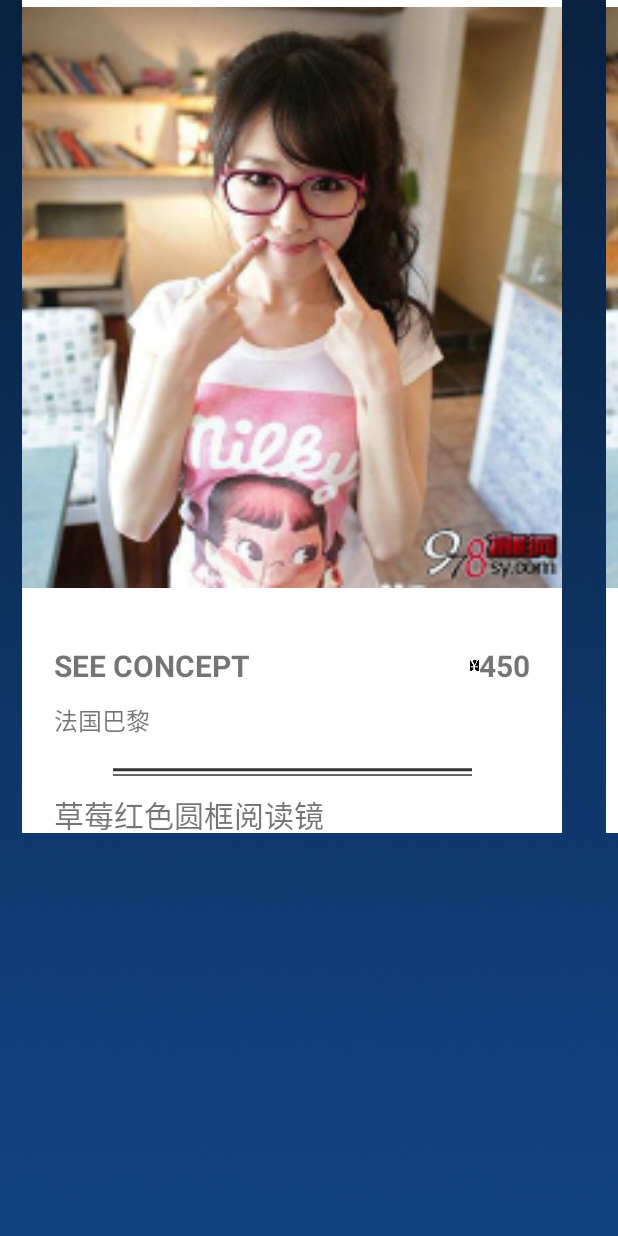
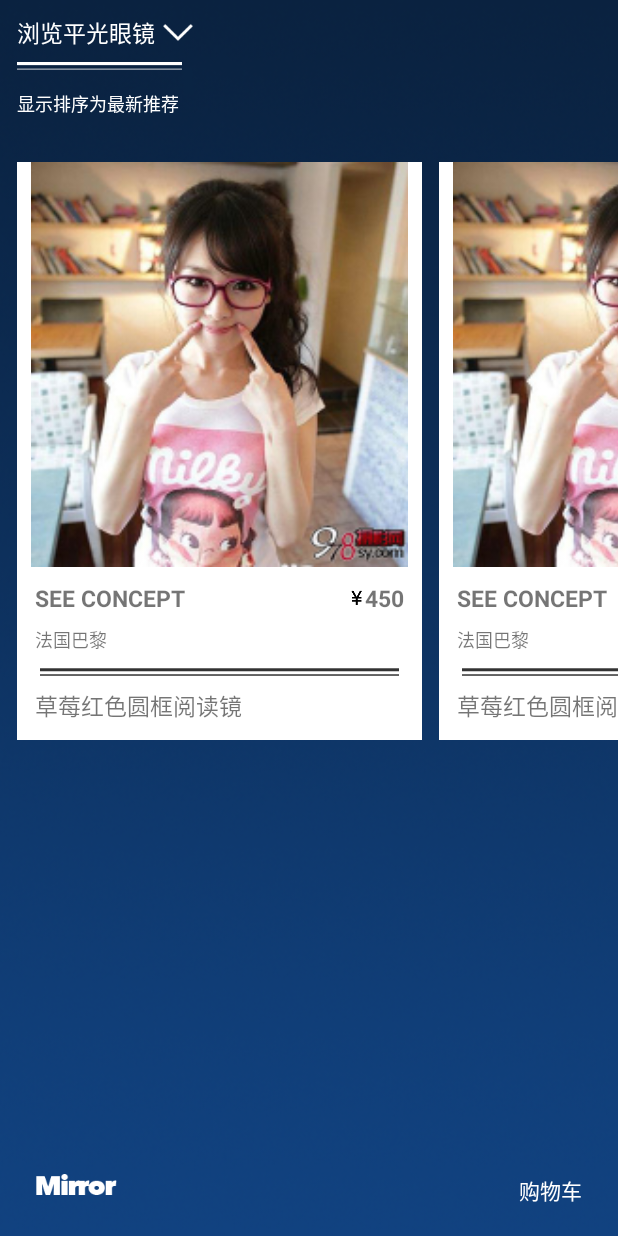
Before and after one commit to SuperNaruto/Mirror, an Android app: the screen it shows after launch (MainActivity), on a phone screen of 412 x 824 dp. Run offline under Robolectric (Android 15) with nearby library versions, the phone set to English and light mode, and no system bars.

Commit message:
哈哈哈

```diff
--- a/app/src/main/res/layout/activity_main.xml
+++ b/app/src/main/res/layout/activity_main.xml
@@ -1,17 +1,48 @@
 <?xml version="1.0" encoding="utf-8"?>
-<LinearLayout
-    xmlns:android="http://schemas.android.com/apk/res/android"
+<LinearLayout xmlns:android="http://schemas.android.com/apk/res/android"
     xmlns:tools="http://schemas.android.com/tools"
     android:layout_width="match_parent"
     android:layout_height="match_parent"
     android:orientation="vertical"
     tools:context=".home.MainActivity">
-    <com.example.vdllo.mirror.toolclass.CustomViewPager
-        android:id="@+id/main_viewpager"
+
+    <FrameLayout
         android:layout_width="match_parent"
-        android:layout_height="match_parent"
-        android:background="@mipmap/bg"
-        android:isScrollContainer="true">
+        android:layout_height="match_parent">
 
-    </com.example.vdllo.mirror.toolclass.CustomViewPager>
+        <com.example.vdllo.mirror.toolclass.CustomViewPager
+            android:id="@+id/main_viewpager"
+            android:layout_width="match_parent"
+            android:layout_height="match_parent"
+            android:background="@mipmap/bg"
+            android:isScrollContainer="true" />
+
+        <RelativeLayout
+            android:layout_width="match_parent"
+            android:layout_height="match_parent">
+
+            <RelativeLayout
+                android:layout_width="match_parent"
+                android:layout_height="wrap_content"
+                android:layout_alignParentBottom="true"
+                android:layout_marginBottom="20dp"
+                android:orientation="horizontal">
+
+                <ImageView
+                    android:id="@+id/main_iv"
+                    android:layout_width="wrap_content"
+                    android:layout_height="wrap_content"
+                    android:layout_marginLeft="24dp"
+                    android:src="@mipmap/mirror" />
+
+                <TextView
+                    android:layout_width="wrap_content"
+                    android:layout_height="wrap_content"
+                    android:layout_alignParentRight="true"
+                    android:layout_marginRight="24dp"
+                    android:text="购物车"
+                    android:textColor="@android:color/white" />
+            </RelativeLayout>
+        </RelativeLayout>
+    </FrameLayout>
 </LinearLayout>
--- a/app/src/main/res/layout/all_type_item.xml
+++ b/app/src/main/res/layout/all_type_item.xml
@@ -5,30 +5,29 @@
     android:orientation="vertical">
 
     <LinearLayout
-        android:layout_width="540px"
+        android:layout_width="270dp"
         android:layout_height="wrap_content"
-        android:layout_marginLeft="22px"
-        android:layout_marginRight="22px"
+        android:layout_marginLeft="11dp"
         android:background="@android:color/white"
         android:orientation="vertical">
 
         <ImageView
             android:id="@+id/all_type_iv"
             android:layout_width="match_parent"
-            android:layout_height="595px"
+            android:layout_height="270dp"
             android:src="@mipmap/home_pic"/>
 
         <LinearLayout
             android:layout_width="match_parent"
-            android:layout_height="238px"
-            android:layout_marginLeft="32px"
-            android:layout_marginRight="32px"
+            android:layout_height="115dp"
+            android:layout_marginLeft="12dp"
+            android:layout_marginRight="12dp"
             android:orientation="vertical">
 
             <LinearLayout
                 android:layout_width="match_parent"
                 android:layout_height="wrap_content"
-                android:layout_marginTop="50px"
+                android:layout_marginTop="10dp"
                 android:orientation="horizontal">
 
                 <RelativeLayout
@@ -39,7 +38,7 @@
                         android:layout_width="wrap_content"
                         android:layout_height="wrap_content"
                         android:text="SEE CONCEPT"
-                        android:textSize="30px"
+                        android:textSize="15dp"
                         android:textStyle="bold" />
 
                     <TextView
@@ -48,14 +47,13 @@
                         android:layout_height="wrap_content"
                         android:layout_alignParentRight="true"
                         android:text="450"
-                        android:textSize="30px"
+                        android:textSize="15dp"
                         android:textStyle="bold" />
                     <ImageView
                         android:layout_width="wrap_content"
                         android:layout_height="wrap_content"
-                        android:src="@mipmap/home_money"
+                        android:src="@mipmap/mymoney"
                         android:layout_toLeftOf="@id/home_price_Tv"
-                        android:background="@android:color/black"
                         android:layout_centerVertical="true"/>
                 </RelativeLayout>
 
@@ -65,19 +63,19 @@
             <LinearLayout
                 android:layout_width="match_parent"
                 android:layout_height="wrap_content"
-                android:layout_marginTop="16px">
+                android:layout_marginTop="8dp">
 
                 <TextView
                     android:layout_width="wrap_content"
                     android:layout_height="wrap_content"
                     android:text="法国巴黎"
-                    android:textSize="24px" />
+                    android:textSize="12dp" />
             </LinearLayout>
 
             <ImageView
                 android:layout_width="match_parent"
                 android:layout_height="wrap_content"
-                android:layout_marginTop="30px"
+                android:layout_marginTop="10dp"
                 android:src="@mipmap/blackline" />
 
             <LinearLayout
@@ -87,9 +85,9 @@
                 <TextView
                     android:layout_width="wrap_content"
                     android:layout_height="wrap_content"
-                    android:layout_marginTop="16px"
+                    android:layout_marginTop="8dp"
                     android:text="草莓红色圆框阅读镜"
-                    android:textSize="30px" />
+                    android:textSize="15dp" />
             </LinearLayout>
         </LinearLayout>
     </LinearLayout>
--- a/app/src/main/res/layout/fragment_all_type.xml
+++ b/app/src/main/res/layout/fragment_all_type.xml
@@ -1,10 +1,57 @@
 <?xml version="1.0" encoding="utf-8"?>
 <LinearLayout xmlns:android="http://schemas.android.com/apk/res/android"
-    android:orientation="vertical" android:layout_width="match_parent"
-    android:layout_height="match_parent">
+    android:layout_width="match_parent"
+    android:layout_height="match_parent"
+    android:orientation="vertical">
+
+    <LinearLayout
+        android:layout_width="match_parent"
+        android:layout_height="wrap_content"
+        android:layout_marginTop="10dp"
+        android:orientation="vertical">
+
+        <LinearLayout
+            android:layout_width="wrap_content"
+            android:layout_height="wrap_content"
+            android:layout_marginLeft="11dp"
+            android:orientation="horizontal">
+
+            <TextView
+                android:layout_width="wrap_content"
+                android:layout_height="wrap_content"
+                android:text="浏览平光眼镜"
+                android:textColor="@android:color/white"
+                android:textSize="15sp"/>
+            <ImageView
+                android:layout_width="wrap_content"
+                android:layout_height="wrap_content"
+                android:src="@mipmap/bottom"
+                android:layout_marginLeft="5dp"
+                android:layout_gravity="center_vertical"/>
+        </LinearLayout>
+        <ImageView
+            android:layout_width="wrap_content"
+            android:layout_height="wrap_content"
+            android:src="@mipmap/main_line"
+            android:layout_marginTop="8dp"
+            android:layout_marginLeft="11dp"/>
+        <LinearLayout
+            android:layout_width="match_parent"
+            android:layout_height="wrap_content"
+            android:layout_marginTop="13dp">
+            <TextView
+                android:layout_width="wrap_content"
+                android:layout_height="wrap_content"
+                android:text="显示排序为最新推荐"
+                android:textSize="12sp"
+                android:textColor="@android:color/white"
+               android:layout_marginLeft="11dp" />
+        </LinearLayout>
+    </LinearLayout>
 
     <android.support.v7.widget.RecyclerView
         android:id="@+id/recycleView"
         android:layout_width="match_parent"
-        android:layout_height="wrap_content" />
+        android:layout_height="wrap_content"
+        android:layout_marginTop="30dp"/>
 </LinearLayout>
```
Also changed, not shown: app/src/main/res/mipmap-xhdpi/bottom.png (added), app/src/main/res/mipmap-xhdpi/main_line.png (added), app/src/main/res/mipmap-xhdpi/mirror.png (renamed from app/src/main/res/mipmap-xxhdpi/mirror.png), app/src/main/res/mipmap-xxhdpi/money.png (added), app/src/main/res/mipmap-xxhdpi/mymoney.png (added).
